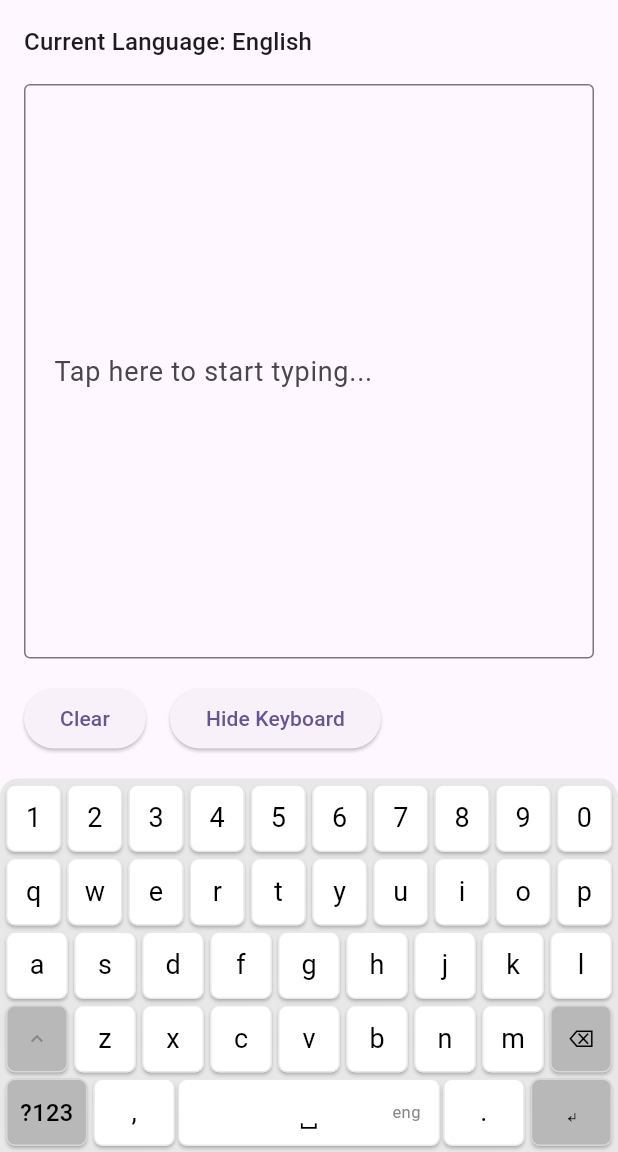
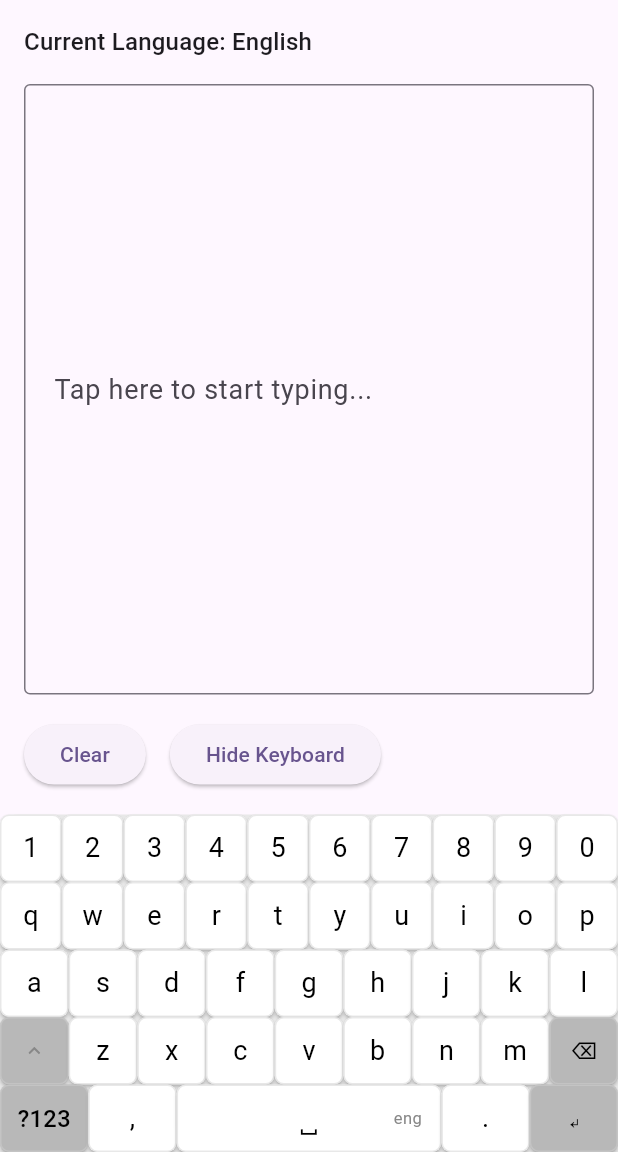
Before and after one commit to noelpinto47/indica_keyboard, a Flutter app: the screen it shows after launch, after a tap on "Show Keyboard", on a phone screen of 412 x 824 dp, the part 84-1236 px from its top. Run offline on Flutter 3.47's test engine with Material 3 defaults, Android fonts, the phone set to English and light mode, and no system bars; our stand-ins replace flutter_svg, plugin_platform_interface.

Commit message:
refactor: remove unused keyboard controller and streamline multilingual keyboard layout

```diff
--- a/lib/indica_keyboard.dart
+++ b/lib/indica_keyboard.dart
@@ -2,7 +2,6 @@
 import 'indica_keyboard_platform_interface.dart';
 export 'src/widgets/multilingual_keyboard.dart';
 export 'src/models/keyboard_layout.dart';
-export 'src/services/keyboard_controller.dart';
 export 'src/constants/keyboard_constants.dart';
 
 class IndicaKeyboard {
--- a/lib/src/constants/keyboard_constants.dart
+++ b/lib/src/constants/keyboard_constants.dart
@@ -23,7 +23,7 @@ class KeyboardConstants {
   // Key colors
   static const Color keyBackground = Colors.white;
   static const Color keyBorder = Color.fromARGB(124, 208, 208, 208);
-  static const Color specialKeyBorder = Color.fromARGB(125, 249, 249, 249);
+  static const Color specialKeyBorder = Color.fromARGB(124, 208, 208, 208);
   static const Color keyText = Colors.black;
   static const Color specialKeyDefault = Color(0xFFB8B8B8); // Default gray
 
--- a/lib/src/widgets/multilingual_keyboard.dart
+++ b/lib/src/widgets/multilingual_keyboard.dart
@@ -77,7 +77,6 @@ class _MultilingualKeyboardState extends State<MultilingualKeyboard> {
   static const doubleTapThreshold = Duration(milliseconds: 300);
 
   // Performance: Pre-computed constants
-  static const _keyMargin = EdgeInsets.all(2.0);
   static const _keyBorderRadius = BorderRadius.all(Radius.circular(6));
 
   @override
@@ -452,9 +451,7 @@ class _MultilingualKeyboardState extends State<MultilingualKeyboard> {
         ? preferredKeyHeight // Use natural size if it fits
         : ((availableHeight - padding) / totalRows).clamp(minKeyHeight, maxKeyHeight); // Compress if needed
 
-    return Padding(
-      padding: const EdgeInsets.all(2.0),
-      child: Column(
+    return Column(
       mainAxisSize: MainAxisSize.min,
       children: [
         // Build all layout rows dynamically
@@ -483,7 +480,6 @@ class _MultilingualKeyboardState extends State<MultilingualKeyboard> {
           child: _buildAdaptiveUnifiedBottomRow(adaptiveKeyHeight),
         ),
       ],
-      ),
     );
   }
 
@@ -506,9 +502,7 @@ class _MultilingualKeyboardState extends State<MultilingualKeyboard> {
         ? preferredKeyHeight // Use natural size if it fits
         : ((availableHeight - padding) / totalRows).clamp(minKeyHeight, maxKeyHeight); // Compress if needed
 
-    return Padding(
-      padding: const EdgeInsets.all(2.0),
-      child: Column(
+    return Column(
       mainAxisSize: MainAxisSize.min,
       children: [
         // Build all layout rows dynamically
@@ -537,7 +531,6 @@ class _MultilingualKeyboardState extends State<MultilingualKeyboard> {
           child: _buildAdaptiveUnifiedBottomRow(adaptiveKeyHeight),
         ),
       ],
-      ),
     );
   }
 
@@ -728,9 +721,8 @@ class _MultilingualKeyboardState extends State<MultilingualKeyboard> {
     );
 
     return RepaintBoundary( // PERFORMANCE: Prevent unnecessary repaints
-      child: Container(
+      child: SizedBox(
       height: keyHeight,
-      margin: _keyMargin, // Use pre-computed constant
       child: Material(
         color: widget.keyColor ?? KeyboardConstants.keyBackground,
         borderRadius: _keyBorderRadius, // Use pre-computed constant
@@ -755,9 +747,8 @@ class _MultilingualKeyboardState extends State<MultilingualKeyboard> {
   }
 
   Widget _buildSpecialKey(String label, {VoidCallback? onTap, double? keyHeight}) {
-    return Container(
+    return SizedBox(
       height: keyHeight,
-      margin: const EdgeInsets.all(2.0),
       child: Material(
         color: KeyboardConstants.specialKeyDefault,
         borderRadius: BorderRadius.circular(6),
@@ -768,6 +759,7 @@ class _MultilingualKeyboardState extends State<MultilingualKeyboard> {
           splashColor: KeyboardConstants.specialKeySplashWithAlpha,
           highlightColor: KeyboardConstants.specialKeyHighlightWithAlpha,
           child: Container(
+            padding: const EdgeInsets.symmetric(horizontal: 2.0),
             decoration: BoxDecoration(
               borderRadius: BorderRadius.circular(6),
               border: Border.all(
@@ -797,9 +789,8 @@ class _MultilingualKeyboardState extends State<MultilingualKeyboard> {
   Widget _buildShiftKey(double keyHeight) {
     final iconPath = _getShiftIconPath(_shiftState);
 
-    return Container(
+    return SizedBox(
       height: keyHeight,
-      margin: const EdgeInsets.all(2.0),
       child: Material(
         color: KeyboardConstants.specialKeyDefault,
         borderRadius: BorderRadius.circular(6),
@@ -834,9 +825,8 @@ class _MultilingualKeyboardState extends State<MultilingualKeyboard> {
   }
 
   Widget _buildLayoutSwitcherKey(double keyHeight) {
-    return Container(
+    return SizedBox(
       height: keyHeight,
-      margin: const EdgeInsets.all(2.0),
       child: Material(
         color: KeyboardConstants.specialKeyDefault,
         borderRadius: BorderRadius.circular(6),
```
Also changed, not shown: lib/src/services/keyboard_controller.dart (deleted, +0 -195 lines). Lines whose indentation alone changed are shown as unchanged.
